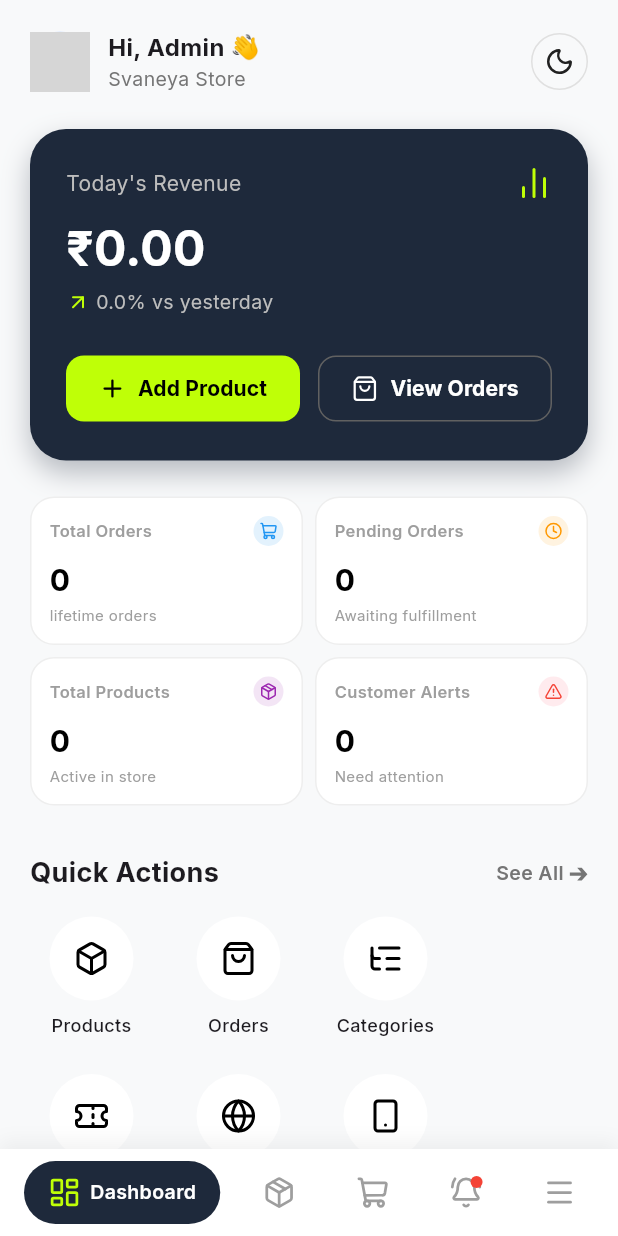
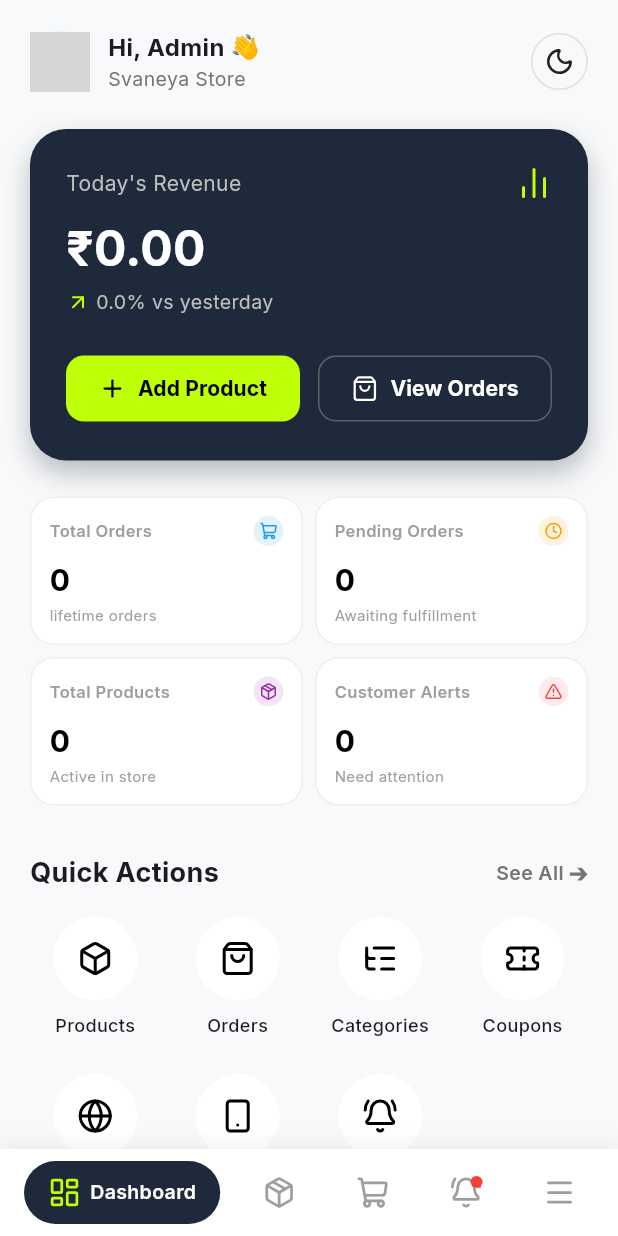
Before and after one commit to Akhilvijayanvj/svaneya-admin-app, a Flutter app: the screen it shows once a user with an empty profile is signed in, on a phone screen of 412 x 824 dp. Run offline on Flutter 3.47's test engine with Material 3 defaults, Android fonts, the phone set to English and light mode, and no system bars; our stand-ins replace google_fonts, image_picker, lucide_icons, supabase_flutter; accounts and stored records are empty; network calls fail; grey boxes are pictures that could not be loaded.

Commit message:
Fix grid wrapping layout to guarantee exactly 4 quick actions per row

```diff
--- a/lib/screens/overview.dart
+++ b/lib/screens/overview.dart
@@ -251,19 +251,26 @@ class _OverviewScreenState extends State<OverviewScreen> {
                     ],
                   ),
                   const SizedBox(height: 16),
-                  Wrap(
-                    spacing: 16,
-                    runSpacing: 24,
-                    alignment: WrapAlignment.start,
-                    children: [
-                      SizedBox(width: 82, child: _buildQuickActionBtn('Products', LucideIcons.box, () => widget.onNavigate?.call(1))),
-                      SizedBox(width: 82, child: _buildQuickActionBtn('Orders', LucideIcons.shoppingBag, () => widget.onNavigate?.call(2))),
-                      SizedBox(width: 82, child: _buildQuickActionBtn('Categories', LucideIcons.listTree, () => Navigator.push(context, MaterialPageRoute(builder: (_) => const CategoriesScreen())))),
-                      SizedBox(width: 82, child: _buildQuickActionBtn('Coupons', LucideIcons.ticket, () => Navigator.push(context, MaterialPageRoute(builder: (_) => const PromoCodesScreen())))),
-                      SizedBox(width: 82, child: _buildQuickActionBtn('Web Banners', LucideIcons.globe, () => Navigator.push(context, MaterialPageRoute(builder: (_) => const WebBannerScreen())))),
-                      SizedBox(width: 82, child: _buildQuickActionBtn('App Banners', LucideIcons.smartphone, () => Navigator.push(context, MaterialPageRoute(builder: (_) => const MobileBannerScreen())))),
-                      SizedBox(width: 82, child: _buildQuickActionBtn('Alerts', LucideIcons.bellRing, () => Navigator.push(context, MaterialPageRoute(builder: (_) => const NotificationsScreen())))),
-                    ],
+                  LayoutBuilder(
+                    builder: (context, constraints) {
+                      final spacing = 8.0;
+                      // Subtract spacing for 3 gaps, then divide by 4 exactly
+                      final itemWidth = (constraints.maxWidth - (spacing * 3)) / 4.001;
+                      return Wrap(
+                        spacing: spacing,
+                        runSpacing: 24,
+                        alignment: WrapAlignment.start,
+                        children: [
+                          SizedBox(width: itemWidth, child: _buildQuickActionBtn('Products', LucideIcons.box, () => widget.onNavigate?.call(1))),
+                          SizedBox(width: itemWidth, child: _buildQuickActionBtn('Orders', LucideIcons.shoppingBag, () => widget.onNavigate?.call(2))),
+                          SizedBox(width: itemWidth, child: _buildQuickActionBtn('Categories', LucideIcons.listTree, () => Navigator.push(context, MaterialPageRoute(builder: (_) => const CategoriesScreen())))),
+                          SizedBox(width: itemWidth, child: _buildQuickActionBtn('Coupons', LucideIcons.ticket, () => Navigator.push(context, MaterialPageRoute(builder: (_) => const PromoCodesScreen())))),
+                          SizedBox(width: itemWidth, child: _buildQuickActionBtn('Web Banners', LucideIcons.globe, () => Navigator.push(context, MaterialPageRoute(builder: (_) => const WebBannerScreen())))),
+                          SizedBox(width: itemWidth, child: _buildQuickActionBtn('App Banners', LucideIcons.smartphone, () => Navigator.push(context, MaterialPageRoute(builder: (_) => const MobileBannerScreen())))),
+                          SizedBox(width: itemWidth, child: _buildQuickActionBtn('Alerts', LucideIcons.bellRing, () => Navigator.push(context, MaterialPageRoute(builder: (_) => const NotificationsScreen())))),
+                        ],
+                      );
+                    }
                   )
                 ],
               ),
```
